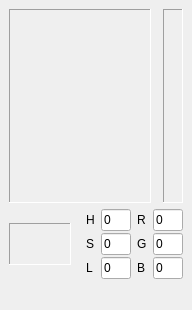
Above: src/widgets/color_chooser.ui from Kracav4ik/pencil_mob before the change. Below: the same form after it.
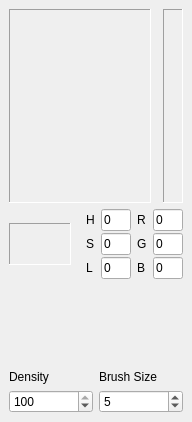
That is the form after the change. Custom widgets are drawn as their Qt base class.

Commit message: Brush size and density

What changed in the file:
```diff
--- a/src/widgets/color_chooser.ui
+++ b/src/widgets/color_chooser.ui
@@ -7,7 +7,7 @@
     <x>0</x>
     <y>0</y>
     <width>192</width>
-    <height>310</height>
+    <height>422</height>
    </rect>
   </property>
   <property name="allowedAreas">
@@ -507,6 +507,64 @@
       </property>
      </spacer>
     </item>
+    <item>
+     <layout class="QVBoxLayout" name="verticalLayout">
+      <item>
+       <layout class="QHBoxLayout" name="horizontalLayout_3">
+        <item>
+         <widget class="QLabel" name="label_8">
+          <property name="text">
+           <string>Density</string>
+          </property>
+          <property name="margin">
+           <number>0</number>
+          </property>
+          <property name="buddy">
+           <cstring>editL</cstring>
+          </property>
+         </widget>
+        </item>
+        <item>
+         <widget class="QLabel" name="label_7">
+          <property name="text">
+           <string>Brush Size</string>
+          </property>
+          <property name="buddy">
+           <cstring>editL</cstring>
+          </property>
+         </widget>
+        </item>
+       </layout>
+      </item>
+      <item>
+       <layout class="QHBoxLayout" name="horizontalLayout_4">
+        <item>
+         <widget class="QSpinBox" name="density">
+          <property name="maximum">
+           <number>100</number>
+          </property>
+          <property name="value">
+           <number>100</number>
+          </property>
+         </widget>
+        </item>
+        <item>
+         <widget class="QSpinBox" name="brushSize">
+          <property name="minimum">
+           <number>1</number>
+          </property>
+          <property name="maximum">
+           <number>50</number>
+          </property>
+          <property name="value">
+           <number>5</number>
+          </property>
+         </widget>
+        </item>
+       </layout>
+      </item>
+     </layout>
+    </item>
    </layout>
   </widget>
  </widget>
```
Left out of the diff: 202 changed lines with no effect on the pictures. The commit also changes 16 other files.
